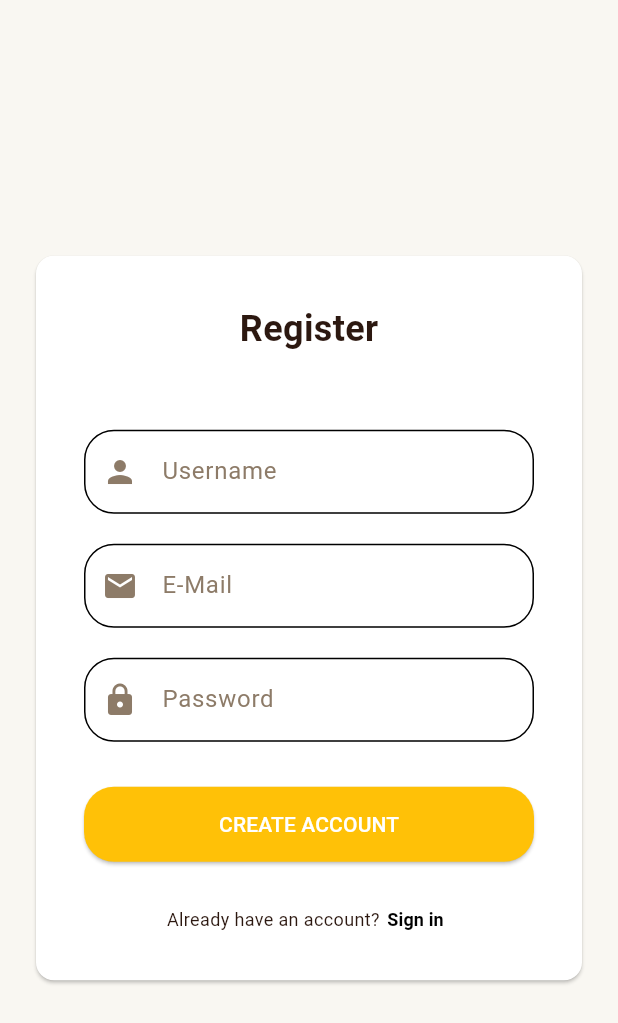
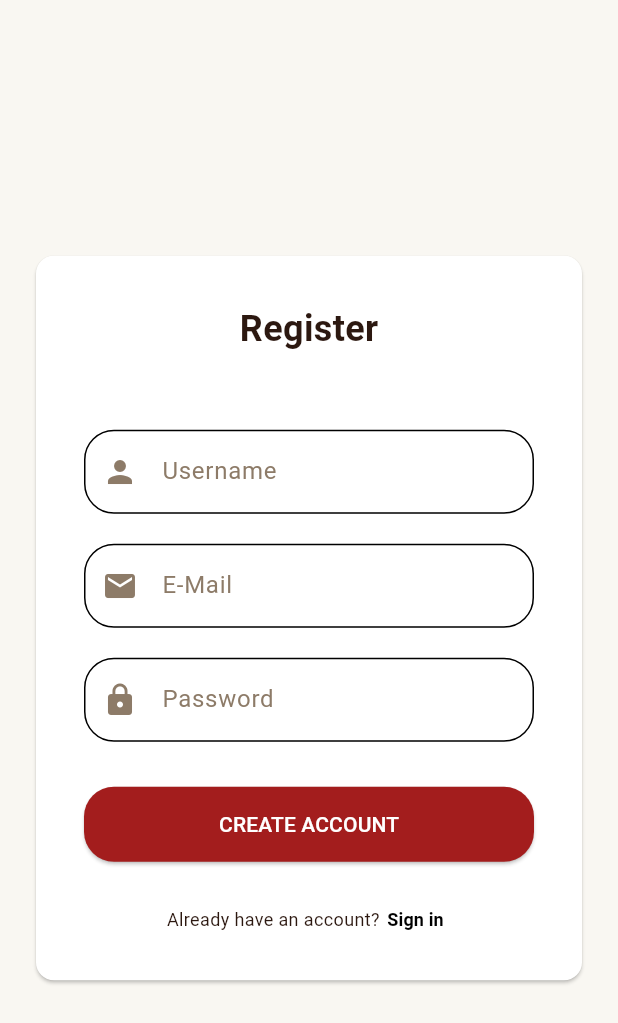
Before and after one commit to Coxtels/InfiniteVerse, a Flutter app: the LoginPage screen opened directly, after a tap on "Register", on a phone screen of 412 x 824 dp. Shown: the top 1023 px of the screen. Run offline on Flutter 3.47's test engine with Material 3 defaults, Android fonts, the phone set to English and light mode, and no system bars; our stand-ins replace cached_network_image, font_awesome_flutter; network calls fail.

Commit message:
refactor: replace some hardcoded color with colorScheme

```diff
--- a/lib/pages/login_page.dart
+++ b/lib/pages/login_page.dart
@@ -79,8 +79,12 @@ class _LoginPageState extends State<LoginPage> {
                             child: ElevatedButton(
                               onPressed: () {},
                               style: ElevatedButton.styleFrom(
-                                backgroundColor: Colors.amber,
-                                foregroundColor: Colors.white,
+                                backgroundColor: Theme.of(
+                                  context,
+                                ).colorScheme.primary,
+                                foregroundColor: Theme.of(
+                                  context,
+                                ).colorScheme.surface,
                                 shape: RoundedRectangleBorder(
                                   borderRadius: BorderRadius.circular(20),
                                 ),
--- a/lib/pages/register_page.dart
+++ b/lib/pages/register_page.dart
@@ -8,7 +8,6 @@ class RegisterPage extends StatefulWidget {
 }
 
 class _RegisterPageState extends State<RegisterPage> {
-
   final _formKey = GlobalKey<FormState>();
 
   @override
@@ -90,8 +89,12 @@ class _RegisterPageState extends State<RegisterPage> {
                             child: ElevatedButton(
                               onPressed: () {},
                               style: ElevatedButton.styleFrom(
-                                backgroundColor: Colors.amber,
-                                foregroundColor: Colors.white,
+                                backgroundColor: Theme.of(
+                                  context,
+                                ).colorScheme.primary,
+                                foregroundColor: Theme.of(
+                                  context,
+                                ).colorScheme.surface,
                                 shape: RoundedRectangleBorder(
                                   borderRadius: BorderRadius.circular(20),
                                 ),
--- a/lib/widgets/globals/custom_navbar.dart
+++ b/lib/widgets/globals/custom_navbar.dart
@@ -28,7 +28,6 @@ class CustomNavbar extends StatelessWidget {
         child: NavigationBar(
           height: 65,
           elevation: 0,
-          backgroundColor: Theme.of(context).colorScheme.surface,
           selectedIndex: currentIndex,
           onDestinationSelected: onTap,
           destinations: const [
```
Also changed, not shown: lib/theme/app_theme.dart (+19 -7 lines), lib/widgets/detail_page/detail_bottom_action_bar.dart (+6 -3 lines).
